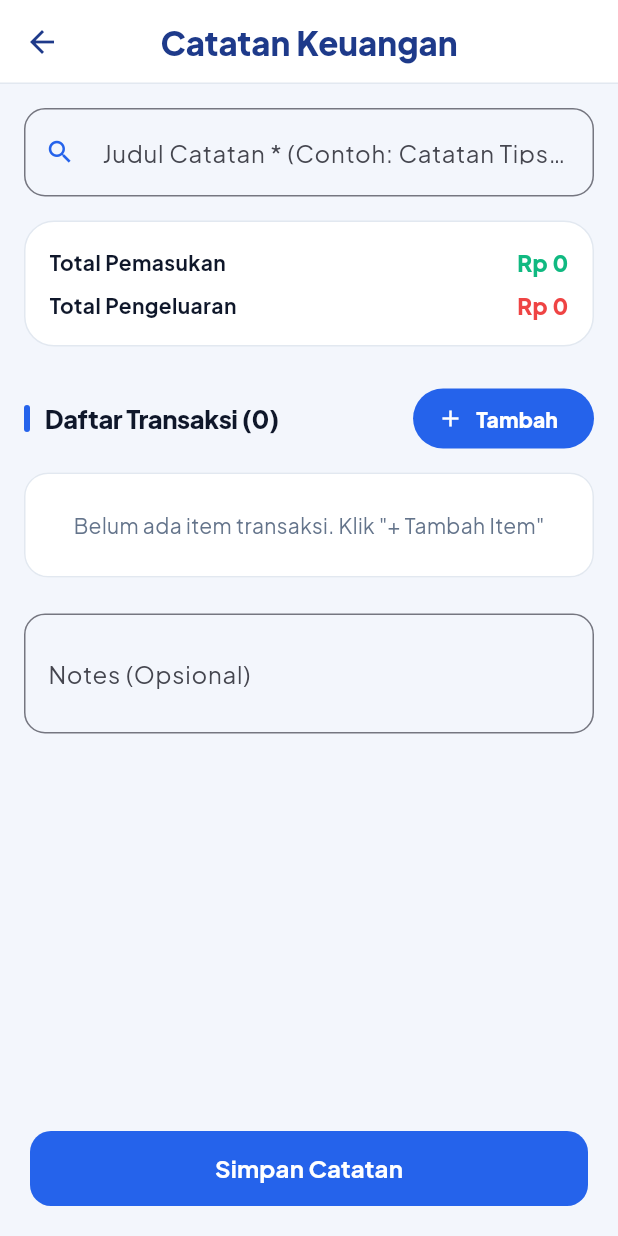
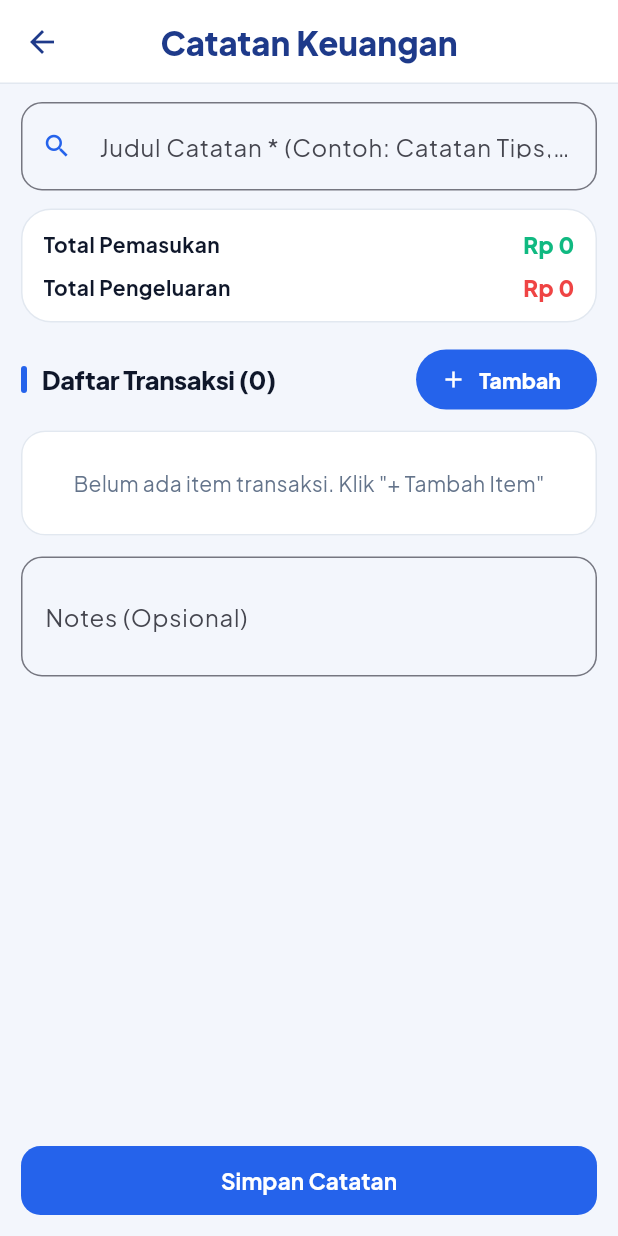
Before and after one commit to INCOFFEE7/LifeSync, a Flutter app: the screen it shows after launch, item 2 of the bottom bar chosen, after a tap on "Catatan Baru", on a phone screen of 412 x 824 dp. Run offline on Flutter 3.47's test engine with Material 3 defaults, Android fonts, the phone set to English and light mode, and no system bars; our stand-ins replace audioplayers, file_picker, flutter_local_notifications, flutter_riverpod, flutter_secure_storage, google_fonts and 8 more; missing offline and left inert: googleapis, home_widget, workmanager; accounts and stored records are empty; generated files the repository leaves out were written again; statements that could not run were skipped; key blocks and very long unbroken strings in the code were emptied for the run.

Commit message:
fix(ui): compact form spacing, restore date picker, fix FAB position
- financial_records: restore MonthDayPickerWidget day strip (scope month only), capsule dropdown + monthNav in same row
- ls_design: LsCompactFab bottom margin dynamic (56+safeArea+8px), height 42px, cleaner positioning above nav bar
- all form pages: section gap 20->12, card padding 16->14, field gap 14->10, button padding reduced, list padding tight

```diff
--- a/lifesync_app/lib/presentation/pages/add_edit_financial_note_page.dart
+++ b/lifesync_app/lib/presentation/pages/add_edit_financial_note_page.dart
@@ -471,7 +471,7 @@ class _AddEditFinancialNotePageState extends ConsumerState<AddEditFinancialNoteP
           children: [
             Expanded(
               child: SingleChildScrollView(
-                padding: const EdgeInsets.all(16),
+                padding: const EdgeInsets.fromLTRB(14, 12, 14, 12),
                 child: Column(
                   crossAxisAlignment: CrossAxisAlignment.stretch,
                   children: [
@@ -567,11 +567,11 @@ class _AddEditFinancialNotePageState extends ConsumerState<AddEditFinancialNoteP
                       },
                     ),
 
-                    const SizedBox(height: 16),
+                    const SizedBox(height: 12),
 
                     // ── 3. Total Income & Expenses directly below Title ─────────
                     Container(
-                      padding: const EdgeInsets.all(16),
+                      padding: const EdgeInsets.symmetric(horizontal: 14, vertical: 12),
                       decoration: BoxDecoration(
                         color: LsColors.surface(context),
                         borderRadius: BorderRadius.circular(20),
@@ -598,7 +598,7 @@ class _AddEditFinancialNotePageState extends ConsumerState<AddEditFinancialNoteP
                       ),
                     ),
 
-                    const SizedBox(height: 24),
+                    const SizedBox(height: 14),
 
                     // ── 4. Transaction List (Daftar Item / Daftar Transaksi) ────
                     Row(
@@ -618,7 +618,7 @@ class _AddEditFinancialNotePageState extends ConsumerState<AddEditFinancialNoteP
                         ),
                       ],
                     ),
-                    const SizedBox(height: 12),
+                    const SizedBox(height: 10),
 
                     if (_draftItems.isEmpty)
                       LsCard(
@@ -677,7 +677,7 @@ class _AddEditFinancialNotePageState extends ConsumerState<AddEditFinancialNoteP
                         },
                       ),
 
-                    const SizedBox(height: 24),
+                    const SizedBox(height: 14),
 
                     // ── 5. Notes Section (Moved below transaction list) ────────
                     TextField(
@@ -693,20 +693,20 @@ class _AddEditFinancialNotePageState extends ConsumerState<AddEditFinancialNoteP
               ),
             ),
             Padding(
-              padding: const EdgeInsets.all(20),
+              padding: const EdgeInsets.fromLTRB(14, 8, 14, 14),
               child: SizedBox(
                 width: double.infinity,
-                height: 50,
+                height: 46,
                 child: ElevatedButton(
                   style: ElevatedButton.styleFrom(
                     backgroundColor: LsColors.brand,
                     elevation: 0,
-                    shape: RoundedRectangleBorder(borderRadius: BorderRadius.circular(14)),
+                    shape: RoundedRectangleBorder(borderRadius: BorderRadius.circular(13)),
                   ),
                   onPressed: _isSaving ? null : _saveNote,
                   child: _isSaving
                       ? const CircularProgressIndicator(color: Colors.white)
-                      : const Text('Simpan Catatan', style: TextStyle(fontSize: 16, fontWeight: FontWeight.bold, color: Colors.white)),
+                      : const Text('Simpan Catatan', style: TextStyle(fontSize: 15, fontWeight: FontWeight.bold, color: Colors.white)),
                 ),
               ),
             ),
--- a/lifesync_app/lib/presentation/pages/financial_records_home_page.dart
+++ b/lifesync_app/lib/presentation/pages/financial_records_home_page.dart
@@ -4,6 +4,7 @@ import 'package:intl/intl.dart';
 import 'package:lifesync_app/presentation/providers/financial_note_providers.dart';
 import 'package:lifesync_app/presentation/pages/add_edit_financial_note_page.dart';
 import 'package:lifesync_app/presentation/pages/financial_note_detail_page.dart';
+import 'package:lifesync_app/presentation/widgets/month_day_picker_widget.dart';
 import 'package:lifesync_app/config/app_variant.dart';
 import 'package:lifesync_app/presentation/widgets/ls_design.dart';
 
@@ -161,22 +162,26 @@ class _FinancialRecordsHomePageState extends ConsumerState<FinancialRecordsHomeP
   }
 
   Widget _filterHeader() {
-    return Container(
-      padding: const EdgeInsets.fromLTRB(16, 8, 16, 10),
+    return Column(
+      mainAxisSize: MainAxisSize.min,
+      children: [
+        // ── Baris 1: navigasi bulan + capsule dropdown scope ──────────
+        Container(
+          padding: const EdgeInsets.fromLTRB(16, 8, 16, 8),
           decoration: BoxDecoration(
             color: LsColors.surface(context),
             border: Border(bottom: BorderSide(color: LsColors.line(context))),
           ),
-      child: Column(
+          child: Row(
             children: [
+              // Navigasi bulan (panah kiri/kanan + label bulan di tengah)
               _monthNav(),
-          const SizedBox(height: 8),
-          Row(
-            children: [
+              const SizedBox(width: 10),
+              // Capsule scope dropdown
               LsCapsuleDropdown<String>(
-                width: 140,
+                width: 130,
                 value: _periodScope,
-                isHighlighted: _periodScope != 'all',
+                isHighlighted: _periodScope != 'month',
                 options: const [
                   LsDropdownOption(value: 'month', label: 'Bulan Ini', icon: Icons.calendar_today_outlined),
                   LsDropdownOption(value: 'all', label: 'Semua Data', icon: Icons.all_inclusive_outlined),
@@ -195,8 +200,20 @@ class _FinancialRecordsHomePageState extends ConsumerState<FinancialRecordsHomeP
               ),
             ],
           ),
+        ),
+        // ── Baris 2: day strip (hanya tampil saat scope 'month') ──────
+        if (_periodScope == 'month')
+          MonthDayPickerWidget(
+            selectedDate: _selectedDate,
+            showDayStrip: true,
+            isSeeAll: false,
+            onDateChanged: (date) {
+              setState(() {
+                _selectedDate = date;
+              });
+            },
+          ),
       ],
-      ),
     );
   }
 
--- a/lifesync_app/lib/presentation/widgets/ls_design.dart
+++ b/lifesync_app/lib/presentation/widgets/ls_design.dart
@@ -416,29 +416,33 @@ class LsCompactFab extends StatelessWidget {
   Widget build(BuildContext context) {
     final bg = backgroundColor ?? LsColors.brand;
     final fg = foregroundColor ?? Colors.white;
+    // FAB needs to clear the custom bottom nav bar (height ~56px) plus safe area.
+    // We use a SafeArea-aware bottom margin so it never overlaps the + center button.
+    final bottomPad = MediaQuery.of(context).padding.bottom;
+    final fabBottom = 56.0 + bottomPad + 8.0; // 8 px above nav bar top
 
     return Container(
-      margin: const EdgeInsets.only(bottom: 22, right: 4),
-      height: 38,
+      margin: EdgeInsets.only(bottom: fabBottom, right: 12),
+      height: 42,
       child: Material(
         color: bg,
-        borderRadius: BorderRadius.circular(20),
+        borderRadius: BorderRadius.circular(21),
         elevation: 4,
         shadowColor: bg.withValues(alpha: 0.35),
         child: InkWell(
-          borderRadius: BorderRadius.circular(20),
+          borderRadius: BorderRadius.circular(21),
           onTap: onPressed,
           child: Padding(
-            padding: const EdgeInsets.symmetric(horizontal: 13),
+            padding: const EdgeInsets.symmetric(horizontal: 14),
             child: Row(
               mainAxisSize: MainAxisSize.min,
               children: [
-                Icon(icon, size: 17, color: fg),
-                const SizedBox(width: 6),
+                Icon(icon, size: 18, color: fg),
+                const SizedBox(width: 7),
                 Text(
                   label,
                   style: TextStyle(
-                    fontSize: 12,
+                    fontSize: 12.5,
                     fontWeight: FontWeight.w800,
                     color: fg,
                     letterSpacing: -0.2,
```
Also changed, not shown: lifesync_app/lib/presentation/pages/add_edit_bill_page.dart (+17 -17 lines), lifesync_app/lib/presentation/pages/create_reminder_page.dart (+12 -12 lines), lifesync_app/lib/presentation/pages/create_shopping_page.dart (+17 -17 lines), lifesync_app/lib/presentation/pages/create_target_page.dart (+13 -13 lines). Lines whose indentation alone changed are shown as unchanged.
